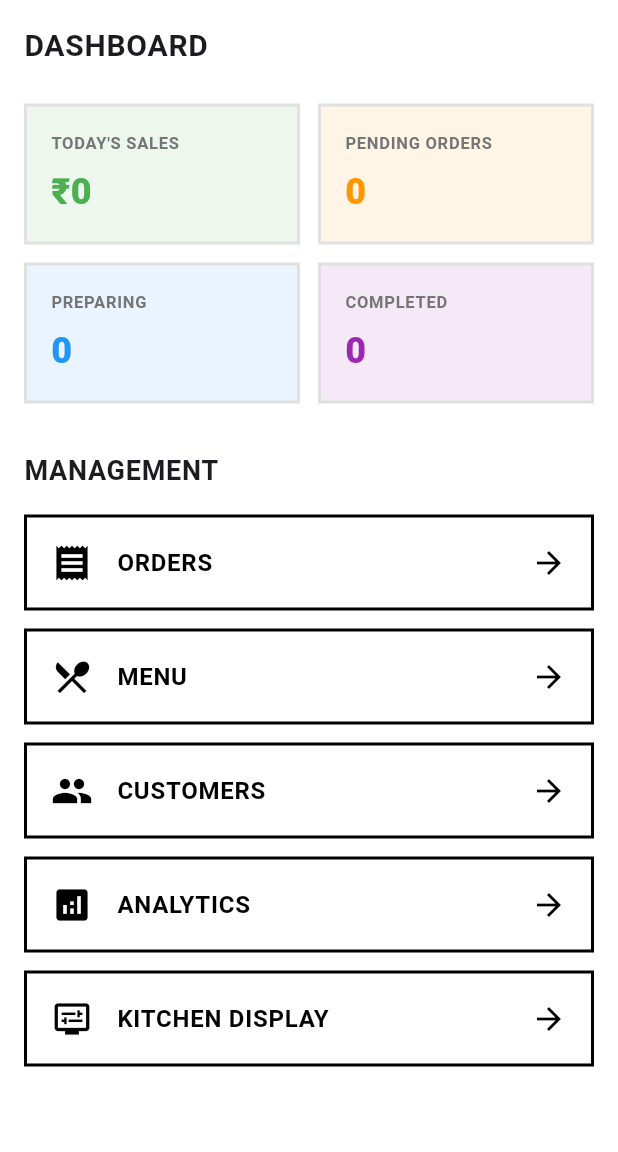
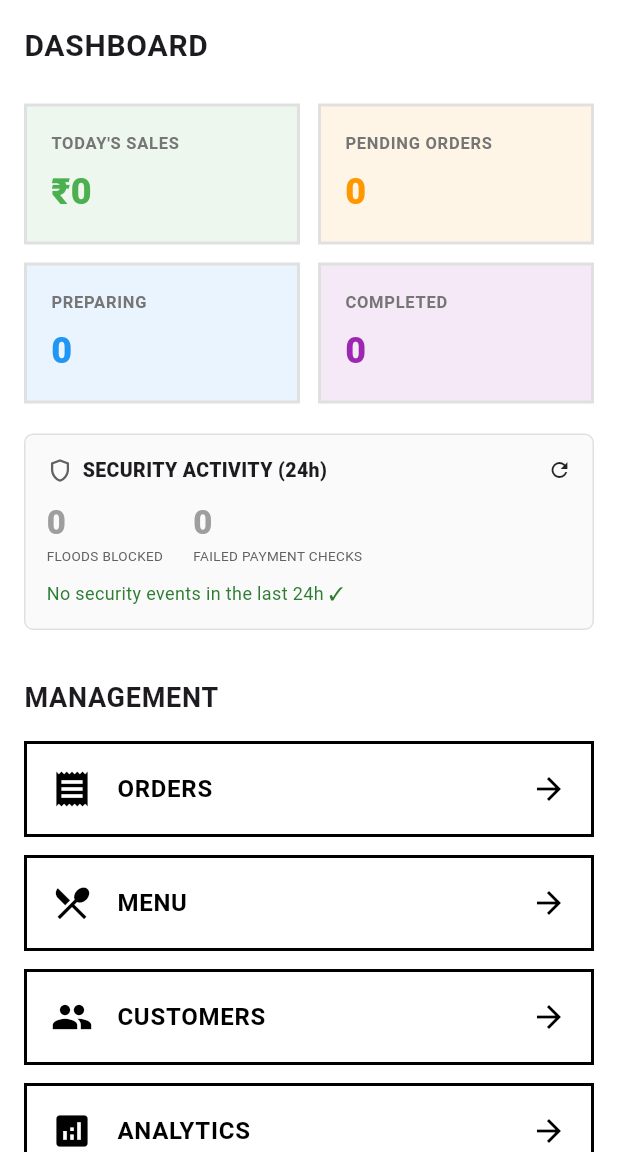
Before and after one commit to mithunvas86-ui/admin, a Flutter app: the DashboardPage screen opened by its route, after a tap on the "refresh" icon, on a phone screen of 412 x 824 dp, the part 84-1236 px from its top. Run offline on Flutter 3.47's test engine with Material 3 defaults, Android fonts, the phone set to English and light mode, and no system bars; our stand-ins replace fl_chart, flutter_dotenv, go_router, google_fonts, image_picker, shared_preferences and 1 more; accounts and stored records are empty; Roboto replaces fonts that are missing (Chivo).

Commit message:
Add Security Activity monitoring card (audit log of attack signals)
Co-Authored-By: Claude Opus 4.8 <noreply@anthropic.com>

```diff
--- a/lib/pages/dashboard_page.dart
+++ b/lib/pages/dashboard_page.dart
@@ -5,6 +5,7 @@ import 'package:go_router/go_router.dart';
 import 'package:provider/provider.dart';
 import '../providers/auth_provider.dart';
 import '../providers/admin_orders_provider.dart';
+import '../services/supabase_service.dart';
 
 class DashboardPage extends StatefulWidget {
   const DashboardPage({super.key});
@@ -181,6 +182,9 @@ class _DashboardPageState extends State<DashboardPage> {
               },
             ),
 
+            const SizedBox(height: 20),
+            const _SecurityActivityCard(),
+
             const SizedBox(height: 32),
             Text('MANAGEMENT', style: GoogleFonts.chivo(fontSize: 18, fontWeight: FontWeight.w700, letterSpacing: 0.5)),
             const SizedBox(height: 16),
@@ -310,3 +314,149 @@ class _MenuButton extends StatelessWidget {
     );
   }
 }
+
+// Security monitoring card — reads the audit_log (admin-only) for the last 24h.
+class _SecurityActivityCard extends StatefulWidget {
+  const _SecurityActivityCard();
+
+  @override
+  State<_SecurityActivityCard> createState() => _SecurityActivityCardState();
+}
+
+class _SecurityActivityCardState extends State<_SecurityActivityCard> {
+  List<Map<String, dynamic>> _events = [];
+  bool _loading = true;
+  bool _failed = false;
+
+  @override
+  void initState() {
+    super.initState();
+    _load();
+  }
+
+  Future<void> _load() async {
+    try {
+      final since = DateTime.now()
+          .subtract(const Duration(hours: 24))
+          .toIso8601String();
+      final res = await SupabaseService.client
+          .from('audit_log')
+          .select('event,detail,ip,created_at')
+          .gte('created_at', since)
+          .order('created_at', ascending: false)
+          .limit(50);
+      if (mounted) {
+        setState(() {
+          _events = List<Map<String, dynamic>>.from(res);
+          _loading = false;
+          _failed = false;
+        });
+      }
+    } catch (_) {
+      if (mounted) {
+        setState(() {
+          _loading = false;
+          _failed = true;
+        });
+      }
+    }
+  }
+
+  @override
+  Widget build(BuildContext context) {
+    final blocks =
+        _events.where((e) => e['event'] == 'rate_limit_block').length;
+    final payFails =
+        _events.where((e) => e['event'] == 'payment_verify_fail').length;
+    final alert = blocks > 0 || payFails > 0;
+
+    return Container(
+      width: double.infinity,
+      padding: const EdgeInsets.all(14),
+      decoration: BoxDecoration(
+        color: alert ? Colors.red.shade50 : Colors.grey.shade50,
+        border: Border.all(
+            color: alert ? Colors.red.shade300 : Colors.grey.shade300),
+        borderRadius: BorderRadius.circular(6),
+      ),
+      child: Column(
+        crossAxisAlignment: CrossAxisAlignment.start,
+        children: [
+          Row(
+            children: [
+              Icon(alert ? Icons.warning_amber_rounded : Icons.shield_outlined,
+                  size: 18,
+                  color: alert ? Colors.red.shade700 : Colors.grey.shade700),
+              const SizedBox(width: 6),
+              Text('SECURITY ACTIVITY (24h)',
+                  style:
+                      GoogleFonts.chivo(fontSize: 13, fontWeight: FontWeight.w800)),
+              const Spacer(),
+              InkWell(
+                onTap: () {
+                  setState(() => _loading = true);
+                  _load();
+                },
+                child: const Icon(Icons.refresh, size: 16),
+              ),
+            ],
+          ),
+          const SizedBox(height: 10),
+          if (_loading)
+            Text('Loading…',
+                style: GoogleFonts.chivo(fontSize: 12, color: Colors.grey))
+          else if (_failed)
+            Text('Run MONITORING.sql to enable the audit log.',
+                style: GoogleFonts.chivo(fontSize: 11, color: Colors.grey))
+          else ...[
+            Row(
+              children: [
+                _miniStat('FLOODS BLOCKED', blocks, Colors.red),
+                const SizedBox(width: 20),
+                _miniStat('FAILED PAYMENT CHECKS', payFails, Colors.orange),
+              ],
+            ),
+            const SizedBox(height: 10),
+            if (_events.isEmpty)
+              Text('No security events in the last 24h ✓',
+                  style: GoogleFonts.chivo(
+                      fontSize: 12, color: Colors.green.shade800))
+            else
+              ..._events.take(8).map((e) => Padding(
+                    padding: const EdgeInsets.symmetric(vertical: 1),
+                    child: Text('• ${_fmt(e)}',
+                        style: GoogleFonts.chivo(
+                            fontSize: 11, color: Colors.grey.shade800)),
+                  )),
+          ],
+        ],
+      ),
+    );
+  }
+
+  Widget _miniStat(String label, int value, Color color) {
+    return Column(
+      crossAxisAlignment: CrossAxisAlignment.start,
+      children: [
+        Text('$value',
+            style: GoogleFonts.chivo(
+                fontSize: 22,
+                fontWeight: FontWeight.w800,
+                color: value > 0 ? color : Colors.grey)),
+        Text(label,
+            style: GoogleFonts.chivo(fontSize: 9, color: Colors.grey.shade700)),
+      ],
+    );
+  }
+
+  String _fmt(Map<String, dynamic> e) {
+    final t =
+        DateTime.tryParse(e['created_at']?.toString() ?? '')?.toLocal();
+    final time = t != null
+        ? '${t.hour.toString().padLeft(2, '0')}:${t.minute.toString().padLeft(2, '0')}'
+        : '';
+    final ev = (e['event'] ?? '').toString().replaceAll('_', ' ');
+    final ip = e['ip'] != null ? '  ${e['ip']}' : '';
+    return '$time  $ev$ip';
+  }
+}
```
Also changed, not shown: assets/fonts/MaterialIcons-Regular.otf, 2 other files.
